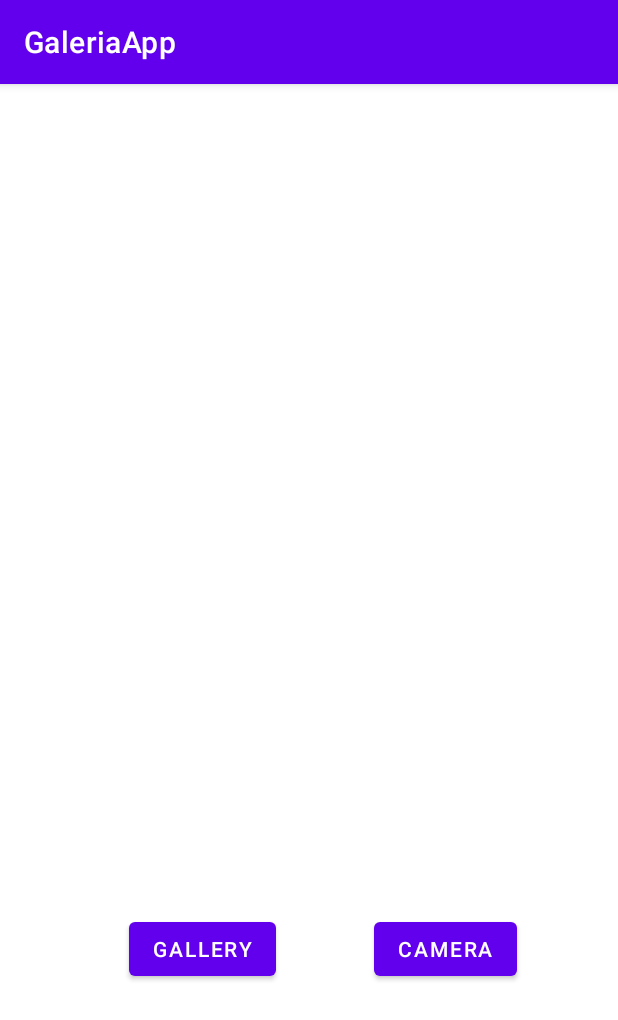
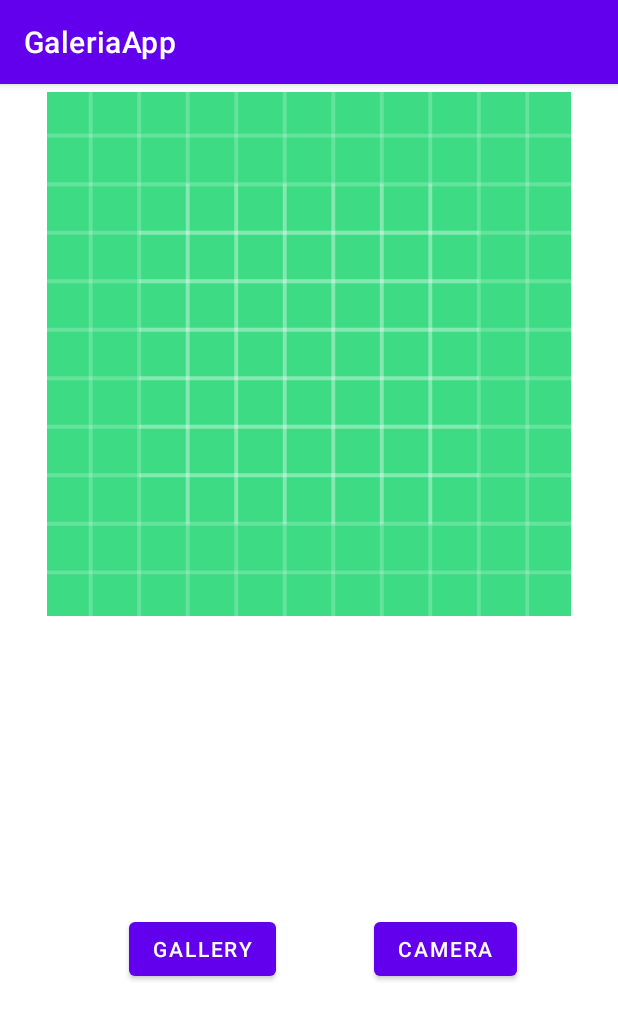
Before and after one commit to MarcG02/CapturaImatges, an Android app: the screen it shows after launch (MainActivity), on a phone screen of 412 x 824 dp. Shown: the top 1020 px of the screen. Run offline under Robolectric (Android 15) with nearby library versions, the phone set to English and light mode, and no system bars.

Commit message:
Set Deafault Image

```diff
--- a/app/src/main/res/layout/activity_main.xml
+++ b/app/src/main/res/layout/activity_main.xml
@@ -15,6 +15,7 @@
         app:layout_constraintEnd_toEndOf="parent"
         app:layout_constraintStart_toStartOf="parent"
         app:layout_constraintTop_toTopOf="parent"
+        app:srcCompat="@drawable/ic_launcher_background"
         tools:srcCompat="@tools:sample/backgrounds/scenic" />
 
     <Button
```
